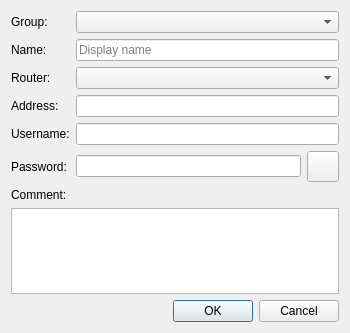
This is source/client/ui/hosts/local_host_dialog.ui in dchapyshev/aspia as Qt 5 draws it before an edit. The edited form follows.
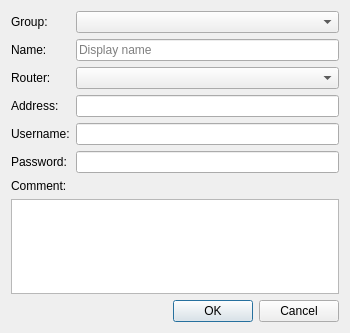
This is the edited form. Icons and pictures are not drawn. Custom widgets are drawn as their Qt base class.

Commit message: Using "show password" button from PasswordEdit.

```diff
--- a/source/client/ui/hosts/local_host_dialog.ui
+++ b/source/client/ui/hosts/local_host_dialog.ui
@@ -81,28 +81,7 @@
       </widget>
      </item>
      <item row="5" column="1">
-      <layout class="QHBoxLayout" name="horizontalLayout_password">
-       <item>
-        <widget class="PasswordEdit" name="edit_password"/>
-       </item>
-       <item>
-        <widget class="QToolButton" name="button_show_password">
-         <property name="icon">
-          <iconset resource="../../../common/resources/common.qrc">
-           <normaloff>:/img/show-password.svg</normaloff>:/img/show-password.svg</iconset>
-         </property>
-         <property name="iconSize">
-          <size>
-           <width>24</width>
-           <height>24</height>
-          </size>
-         </property>
-         <property name="checkable">
-          <bool>true</bool>
-         </property>
-        </widget>
-       </item>
-      </layout>
+      <widget class="PasswordEdit" name="edit_password"/>
      </item>
     </layout>
    </item>
```
The commit also changes 5 other files.
